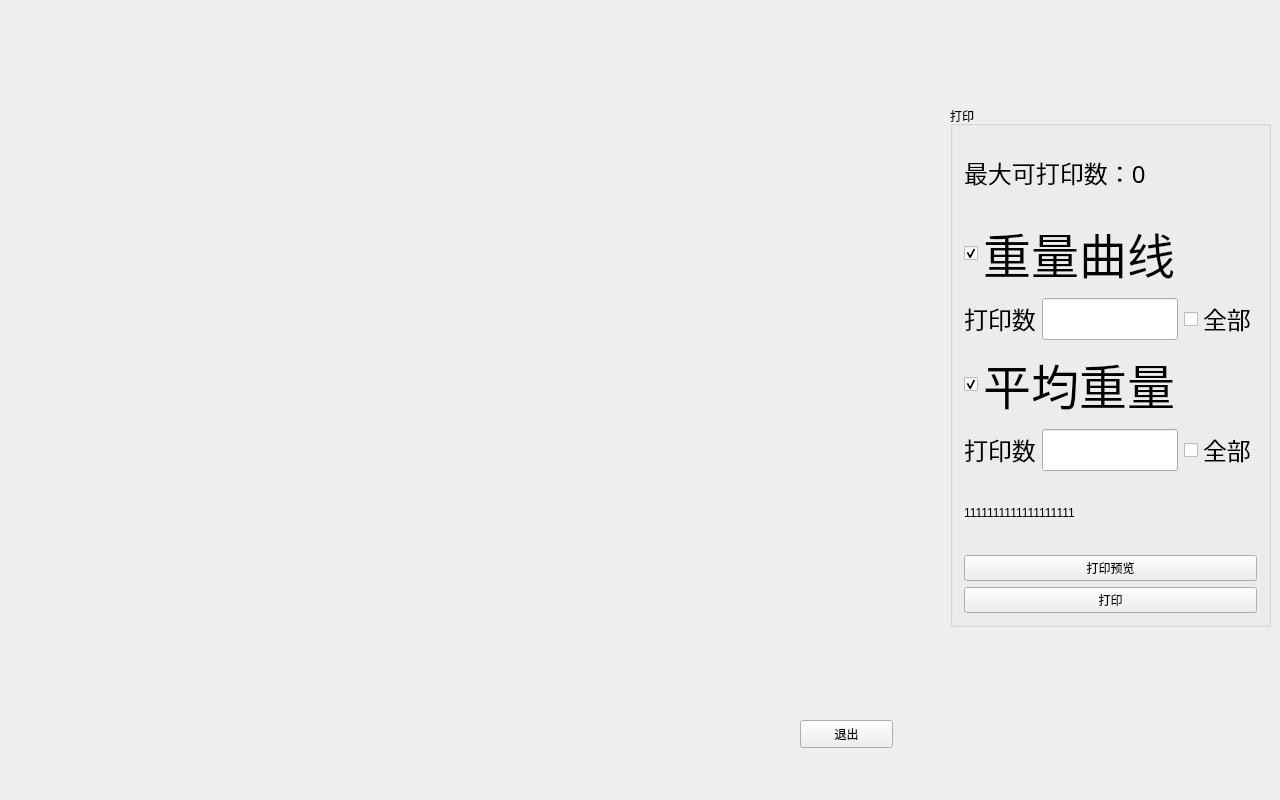
First picture: the form in PRT/PRT.ui, repository DR-Pharm/QPrinter, before the edit.
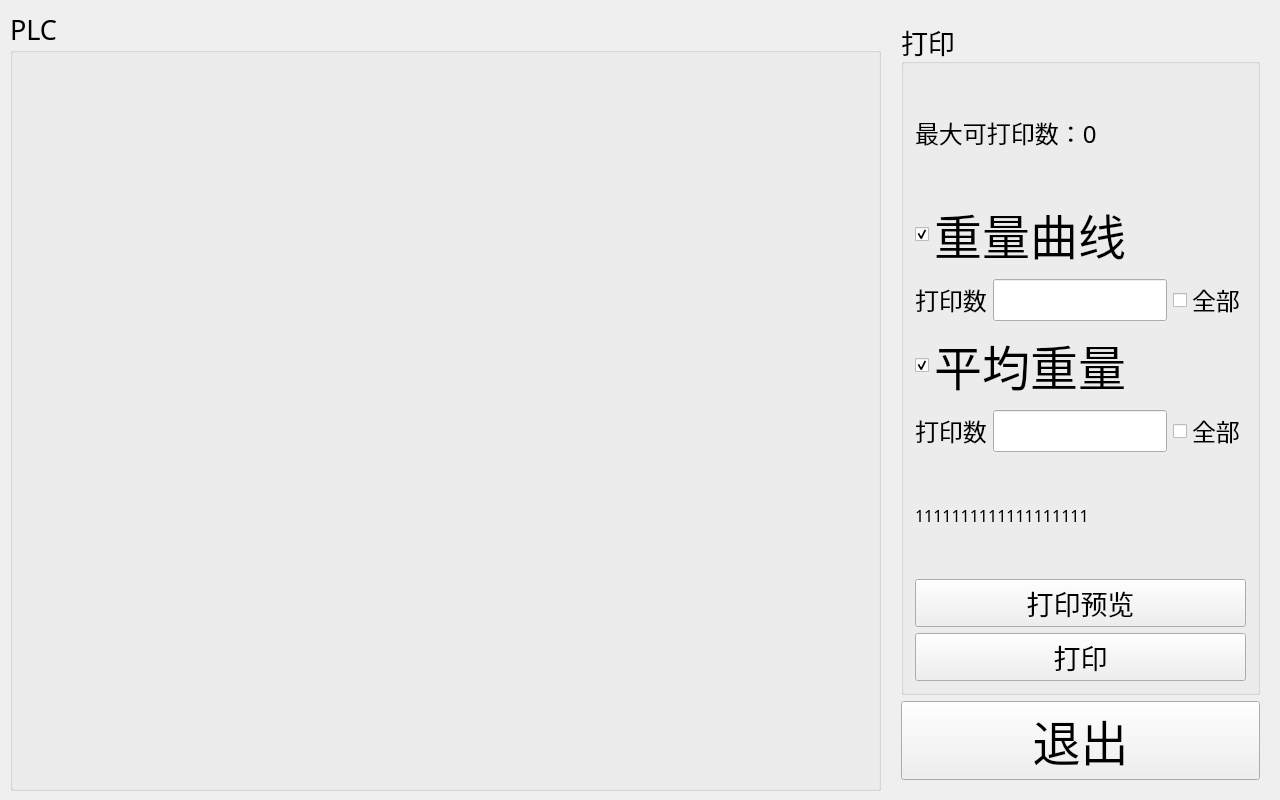
Second picture: the form after the edit.

```diff
--- a/PRT/PRT.ui
+++ b/PRT/PRT.ui
@@ -29,18 +29,57 @@
    <string>PRT</string>
   </property>
   <widget class="QWidget" name="centralWidget">
+   <widget class="QGroupBox" name="groupBox_2">
+    <property name="geometry">
+     <rect>
+      <x>10</x>
+      <y>10</y>
+      <width>871</width>
+      <height>781</height>
+     </rect>
+    </property>
+    <property name="font">
+     <font>
+      <family>迷你简菱心</family>
+      <pointsize>20</pointsize>
+     </font>
+    </property>
+    <property name="title">
+     <string>PLC</string>
+    </property>
+    <property name="flat">
+     <bool>false</bool>
+    </property>
+    <layout class="QHBoxLayout" name="horizontalLayout_3">
+     <item>
+      <widget class="QWidget" name="widget" native="true"/>
+     </item>
+    </layout>
+   </widget>
+   <widget class="QWidget" name="layoutWidget">
+    <property name="geometry">
+     <rect>
+      <x>890</x>
+      <y>10</y>
+      <width>381</width>
+      <height>781</height>
+     </rect>
+    </property>
+    <layout class="QVBoxLayout" name="verticalLayout_2">
+     <item>
    <widget class="QGroupBox" name="groupBox">
-    <property name="geometry">
-     <rect>
-      <x>950</x>
-      <y>106</y>
-      <width>321</width>
-      <height>521</height>
-     </rect>
+       <property name="font">
+        <font>
+         <family>迷你简菱心</family>
+         <pointsize>20</pointsize>
+        </font>
     </property>
     <property name="title">
      <string>打印</string>
     </property>
+       <property name="flat">
+        <bool>false</bool>
+       </property>
     <layout class="QVBoxLayout" name="verticalLayout">
      <item>
       <widget class="QLabel" name="label">
@@ -169,6 +208,12 @@
      </item>
      <item>
       <widget class="QLabel" name="lb_PrinterName">
+          <property name="font">
+           <font>
+            <family>宋体</family>
+            <pointsize>12</pointsize>
+           </font>
+          </property>
        <property name="text">
         <string>1111111111111111111</string>
        </property>
@@ -199,28 +244,21 @@
      </item>
     </layout>
    </widget>
+     </item>
+     <item>
    <widget class="QPushButton" name="pB_Exit">
-    <property name="geometry">
-     <rect>
-      <x>800</x>
-      <y>720</y>
-      <width>93</width>
-      <height>28</height>
-     </rect>
+       <property name="font">
+        <font>
+         <family>迷你简菱心</family>
+         <pointsize>36</pointsize>
+        </font>
     </property>
     <property name="text">
      <string>退出</string>
     </property>
    </widget>
-   <widget class="QWidget" name="widget" native="true">
-    <property name="geometry">
-     <rect>
-      <x>60</x>
-      <y>50</y>
-      <width>831</width>
-      <height>641</height>
-     </rect>
-    </property>
+     </item>
+    </layout>
    </widget>
   </widget>
  </widget>
```
Lines whose indentation alone changed are shown as unchanged.
